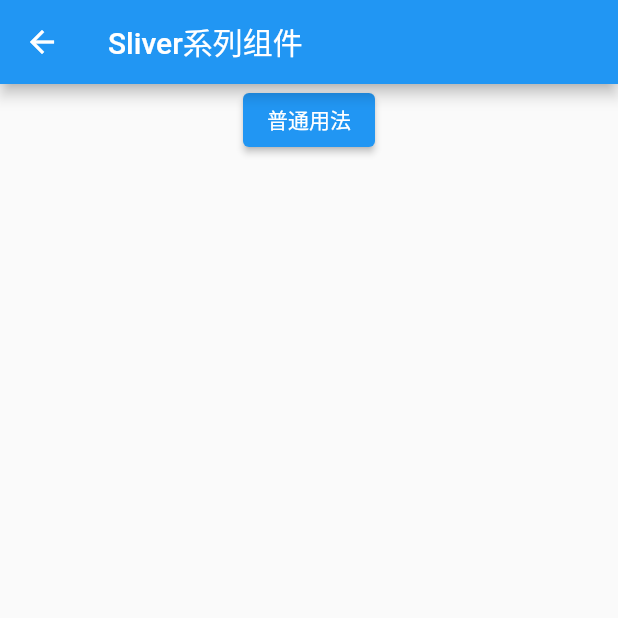
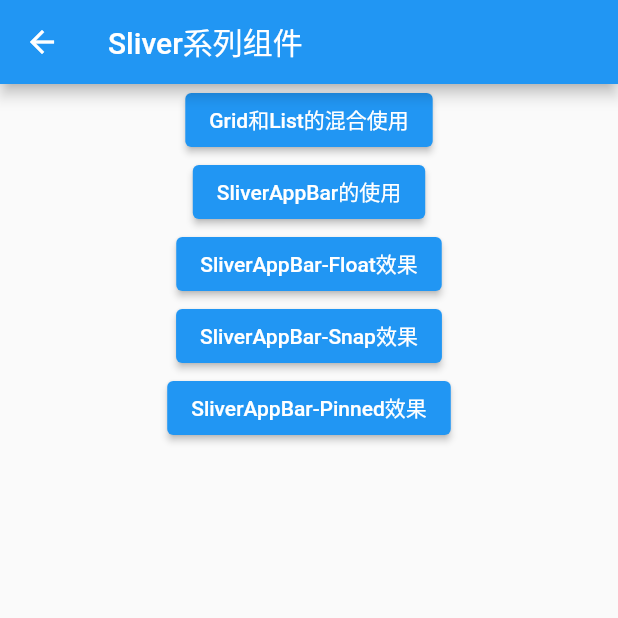
Before and after one commit to TryImpossible/flutter-diy, a Flutter app: the SliverWidgetActivity screen opened directly, on a phone screen of 412 x 824 dp, the top half of it. Run offline on Flutter 3.47's test engine with Material 2 defaults, Android fonts, the phone set to English and light mode, and no system bars.

Commit message:
SliverAppBar的使用

```diff
--- a/app/lib/pages/sliver/sliver_widget_activity.dart
+++ b/app/lib/pages/sliver/sliver_widget_activity.dart
@@ -1,4 +1,5 @@
 import 'package:app/pages/sliver/sliver_example_01_activity.dart';
+import 'package:app/pages/sliver/sliver_example_02_activity.dart';
 import 'package:flutter/material.dart';
 
 class SliverWidgetActivity extends StatelessWidget {
@@ -12,7 +13,27 @@ class SliverWidgetActivity extends StatelessWidget {
         child: SingleChildScrollView(
           child: Column(
             children: <Widget>[
-              _buildItem(context, '普通用法', SliverExample01Activity()),
+              _buildItem(context, 'Grid和List的混合使用', SliverExample01Activity()),
+              _buildItem(
+                context,
+                'SliverAppBar的使用',
+                SliverExample02Activity(type: 0),
+              ),
+              _buildItem(
+                context,
+                'SliverAppBar-Float效果',
+                SliverExample02Activity(type: 1),
+              ),
+              _buildItem(
+                context,
+                'SliverAppBar-Snap效果',
+                SliverExample02Activity(type: 2),
+              ),
+              _buildItem(
+                context,
+                'SliverAppBar-Pinned效果',
+                SliverExample02Activity(type: 3),
+              ),
             ],
           ),
         ),
--- a/app/pubspec.yaml
+++ b/app/pubspec.yaml
@@ -77,3 +77,5 @@ flutter:
   #
   # For details regarding fonts from package dependencies,
   # see https://flutter.dev/custom-fonts/#from-packages
+  assets:
+    - assets/images/
```
Also changed, not shown: app/lib/pages/sliver/sliver_example_02_activity.dart (added, +102 -0 lines), app/assets/images/mingren.jpeg (added).
